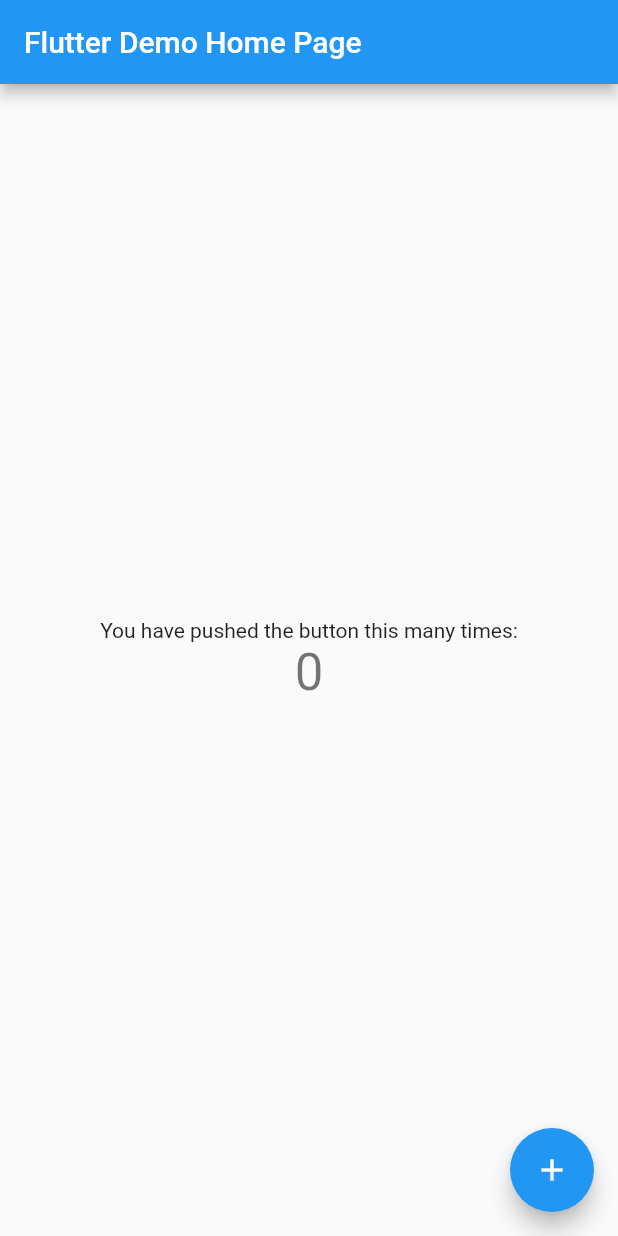
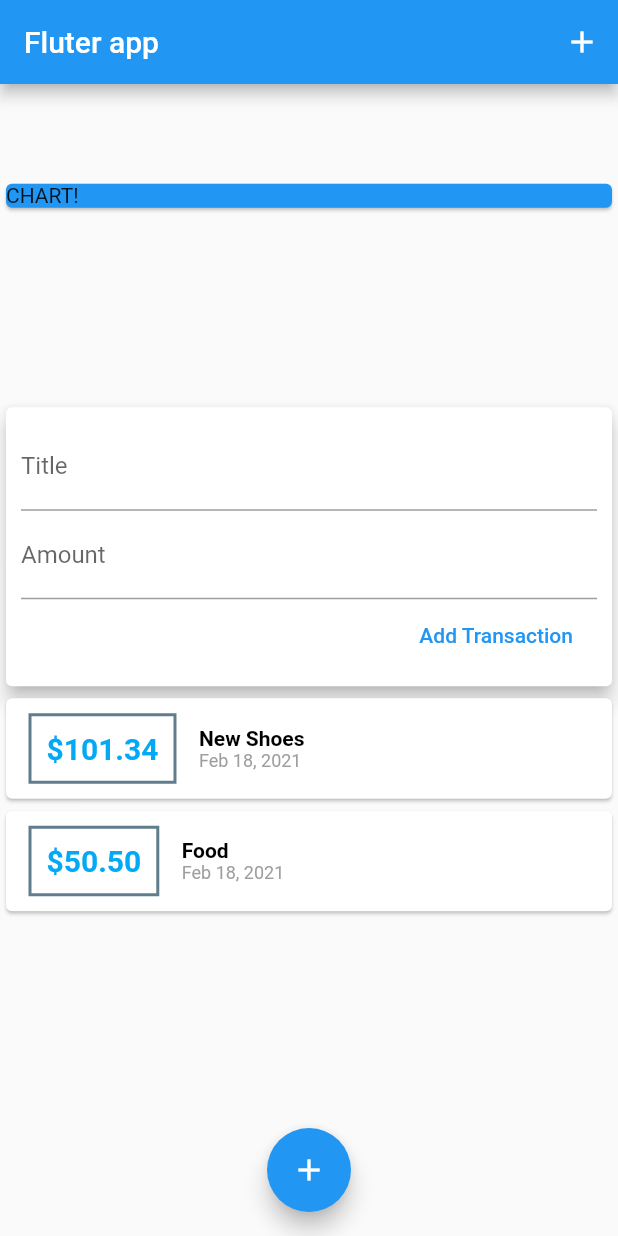
Before and after one commit to chrisbug/flutter_expenses, a Flutter app: the screen it shows after launch, on a phone screen of 412 x 824 dp. Run offline on Flutter 3.47's test engine with Material 2 defaults, Android fonts, the phone set to English and light mode, and no system bars.

Commit message:
Broke app into widges and added some cool buttons

```diff
--- a/lib/main.dart
+++ b/lib/main.dart
@@ -1,4 +1,9 @@
 import 'package:flutter/material.dart';
+import 'package:flutter_expenses/widgets/user_transactions.dart';
+import './widgets/transaction_list.dart';
+import 'package:intl/intl.dart';
+import 'models/transaction.dart';
+import 'widgets/new_transaction.dart';
 
 void main() {
   runApp(MyApp());
@@ -11,107 +16,52 @@ class MyApp extends StatelessWidget {
     return MaterialApp(
       title: 'Flutter Demo',
       theme: ThemeData(
-        // This is the theme of your application.
-        //
-        // Try running your application with "flutter run". You'll see the
-        // application has a blue toolbar. Then, without quitting the app, try
-        // changing the primarySwatch below to Colors.green and then invoke
-        // "hot reload" (press "r" in the console where you ran "flutter run",
-        // or simply save your changes to "hot reload" in a Flutter IDE).
-        // Notice that the counter didn't reset back to zero; the application
-        // is not restarted.
         primarySwatch: Colors.blue,
-        // This makes the visual density adapt to the platform that you run
-        // the app on. For desktop platforms, the controls will be smaller and
-        // closer together (more dense) than on mobile platforms.
         visualDensity: VisualDensity.adaptivePlatformDensity,
       ),
-      home: MyHomePage(title: 'Flutter Demo Home Page'),
+      home: MyHomePage(),
     );
   }
 }
 
-class MyHomePage extends StatefulWidget {
-  MyHomePage({Key key, this.title}) : super(key: key);
+class MyHomePage extends StatelessWidget {
+  // String titleInput;
+  // double amountInput;
 
-  // This widget is the home page of your application. It is stateful, meaning
-  // that it has a State object (defined below) that contains fields that affect
-  // how it looks.
-
-  // This class is the configuration for the state. It holds the values (in this
-  // case the title) provided by the parent (in this case the App widget) and
-  // used by the build method of the State. Fields in a Widget subclass are
-  // always marked "final".
-
-  final String title;
-
-  @override
-  _MyHomePageState createState() => _MyHomePageState();
-}
-
-class _MyHomePageState extends State<MyHomePage> {
-  int _counter = 0;
-
-  void _incrementCounter() {
-    setState(() {
-      // This call to setState tells the Flutter framework that something has
-      // changed in this State, which causes it to rerun the build method below
-      // so that the display can reflect the updated values. If we changed
-      // _counter without calling setState(), then the build method would not be
-      // called again, and so nothing would appear to happen.
-      _counter++;
-    });
-  }
+  final titleController = TextEditingController();
+  final amountController = TextEditingController();
 
   @override
   Widget build(BuildContext context) {
-    // This method is rerun every time setState is called, for instance as done
-    // by the _incrementCounter method above.
-    //
-    // The Flutter framework has been optimized to make rerunning build methods
-    // fast, so that you can just rebuild anything that needs updating rather
-    // than having to individually change instances of widgets.
     return Scaffold(
       appBar: AppBar(
-        // Here we take the value from the MyHomePage object that was created by
-        // the App.build method, and use it to set our appbar title.
-        title: Text(widget.title),
+        title: Text('Fluter app'),
+        actions: <Widget>[
+          IconButton(
+            icon: Icon(Icons.add),
+            onPressed: () {},
+          )
+        ],
       ),
-      body: Center(
-        // Center is a layout widget. It takes a single child and positions it
-        // in the middle of the parent.
-        child: Column(
-          // Column is also a layout widget. It takes a list of children and
-          // arranges them vertically. By default, it sizes itself to fit its
-          // children horizontally, and tries to be as tall as its parent.
-          //
-          // Invoke "debug painting" (press "p" in the console, choose the
-          // "Toggle Debug Paint" action from the Flutter Inspector in Android
-          // Studio, or the "Toggle Debug Paint" command in Visual Studio Code)
-          // to see the wireframe for each widget.
-          //
-          // Column has various properties to control how it sizes itself and
-          // how it positions its children. Here we use mainAxisAlignment to
-          // center the children vertically; the main axis here is the vertical
-          // axis because Columns are vertical (the cross axis would be
-          // horizontal).
-          mainAxisAlignment: MainAxisAlignment.center,
-          children: <Widget>[
-            Text(
-              'You have pushed the button this many times:',
+      body: Column(
+        mainAxisAlignment: MainAxisAlignment.spaceAround,
+        crossAxisAlignment: CrossAxisAlignment.stretch,
+        children: <Widget>[
+          Container(
+            width: double.infinity,
+            child: Card(
+              color: Colors.blue,
+              child: Text('CHART!'),
             ),
-            Text(
-              '$_counter',
-              style: Theme.of(context).textTheme.headline4,
-            ),
-          ],
-        ),
+          ),
+          UserTransactions()
+        ],
       ),
+      floatingActionButtonLocation: FloatingActionButtonLocation.centerFloat,
       floatingActionButton: FloatingActionButton(
-        onPressed: _incrementCounter,
-        tooltip: 'Increment',
         child: Icon(Icons.add),
-      ), // This trailing comma makes auto-formatting nicer for build methods.
+        onPressed: () {},
+      ),
     );
   }
 }
--- /dev/null
+++ b/lib/models/transaction.dart
@@ -0,0 +1,15 @@
+import 'package:flutter/foundation.dart';
+
+class Transaction {
+  final String id;
+  final String title;
+  final double amount;
+  final DateTime date;
+
+  Transaction({
+    @required this.id,
+    @required this.title,
+    @required this.amount,
+    @required this.date,
+  });
+}
--- /dev/null
+++ b/lib/widgets/new_transaction.dart
@@ -0,0 +1,57 @@
+import 'package:flutter/material.dart';
+
+class NewTrasaction extends StatelessWidget {
+  final titleController = TextEditingController();
+  final amountController = TextEditingController();
+  final Function addNewTransaction;
+  NewTrasaction(this.addNewTransaction);
+
+  void submitData() {
+    final enteredTitle = titleController.text;
+    final enteredAmount = double.parse(amountController.text);
+    if(enteredTitle.isEmpty || enteredAmount <= 0) {
+      return;
+    }
+    addNewTransaction(
+                  enteredTitle,
+                  enteredAmount,
+                );
+  }
+
+  @override
+  Widget build(BuildContext context) {
+    return Card(
+      elevation: 5,
+      child: Container(
+        padding: EdgeInsets.all(10),
+        child: Column(
+          crossAxisAlignment: CrossAxisAlignment.end,
+          children: <Widget>[
+            TextField(
+              decoration: InputDecoration(labelText: 'Title'),
+              controller: titleController,
+              onSubmitted: (value) => submitData(),
+              // onChanged: (value) {titleInput = value;},
+            ),
+            TextField(
+              decoration: InputDecoration(labelText: 'Amount'),
+              controller: amountController,
+              keyboardType: TextInputType.numberWithOptions(decimal:true),
+              onSubmitted: (value) => submitData(),
+              // onChanged: (value) {amountInput = double.parse(value);},
+            ),
+            FlatButton(
+              child: Text('Add Transaction'),
+              textColor: Colors.blue,
+              onPressed: () {
+                // print(titleInput);
+                // print(amountInput);
+                submitData();
+              },
+            )
+          ],
+        ),
+      ),
+    );
+  }
+}
--- /dev/null
+++ b/lib/widgets/transaction_list.dart
@@ -0,0 +1,66 @@
+import 'package:flutter/material.dart';
+import 'package:intl/intl.dart';
+
+import '../models/transaction.dart';
+
+class TransactionList extends StatelessWidget {
+  final List<Transaction> transactions;
+  TransactionList(this.transactions);
+  @override
+  Widget build(BuildContext context) {
+    return Container(
+      height: 300,
+      child: ListView.builder(
+        itemBuilder: (context, index) {
+          return Card(
+            child: Row(
+              children: <Widget>[
+                Container(
+                  margin: EdgeInsets.symmetric(
+                    vertical: 10,
+                    horizontal: 15,
+                  ),
+                  decoration: BoxDecoration(
+                    border: Border.all(
+                      color: Colors.blueGrey,
+                      width: 2,
+                    ),
+                  ),
+                  padding: EdgeInsets.all(10),
+                  child: Text(
+                    '\$${transactions[index].amount.toStringAsFixed(2)}',
+                    style: TextStyle(
+                      fontWeight: FontWeight.bold,
+                      fontSize: 20,
+                      color: Colors.lightBlue,
+                    ),
+                  ),
+                ),
+                Column(
+                  mainAxisAlignment: MainAxisAlignment.center,
+                  crossAxisAlignment: CrossAxisAlignment.start,
+                  children: <Widget>[
+                    Text(
+                      transactions[index].title,
+                      style: TextStyle(
+                        fontWeight: FontWeight.bold,
+                        fontSize: 14,
+                        color: Colors.black,
+                      ),
+                    ),
+                    Text(DateFormat.yMMMd().format(transactions[index].date),
+                        style: TextStyle(
+                          fontSize: 12,
+                          color: Colors.grey,
+                        )),
+                  ],
+                )
+              ],
+            ),
+          );
+        },
+        itemCount: transactions.length,
+      ),
+    );
+  }
+}
--- /dev/null
+++ b/lib/widgets/user_transactions.dart
@@ -0,0 +1,47 @@
+import 'package:flutter/material.dart';
+// Models
+import '../models/transaction.dart';
+// Widgets
+import 'new_transaction.dart';
+import 'transaction_list.dart';
+
+class UserTransactions extends StatefulWidget {
+  @override
+  _UserTransactionsState createState() => _UserTransactionsState();
+}
+
+class _UserTransactionsState extends State<UserTransactions> {
+
+  final List<Transaction> _userTransactions = [
+    Transaction(
+      id: 't1',
+      title: 'New Shoes',
+      amount: 101.34,
+      date: DateTime.now(),
+    ),
+    Transaction(
+      id: 't2',
+      title: 'Food',
+      amount: 50.50,
+      date: DateTime.now(),
+    ),
+  ];
+
+  void _addNewTransaction(String title, double amount){
+    String id = "t${_userTransactions.length + 1}";
+    final Transaction newTransaction = Transaction(id: id, title: title, amount: amount, date: DateTime.now());
+    setState(() {
+      _userTransactions.add(newTransaction);
+    });
+  }
+
+  @override
+  Widget build(BuildContext context) {
+    return Column(
+      children: <Widget>[
+        NewTrasaction(_addNewTransaction),
+        TransactionList(_userTransactions),
+      ],
+    );
+  }
+}
--- a/pubspec.yaml
+++ b/pubspec.yaml
@@ -23,6 +23,7 @@ environment:
 dependencies:
   flutter:
     sdk: flutter
+  intl: ^0.16.1
 
 
   # The following adds the Cupertino Icons font to your application.
```
Also changed, not shown: 1 other file.
